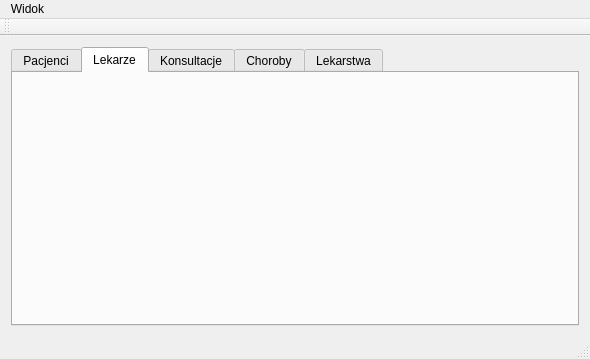
Ballslayer/NetezzaPoradnia, file mainwindow.ui: the form before one commit.
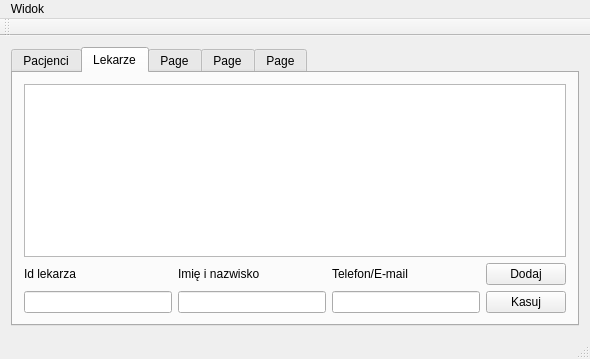
The form after the commit. The open tabs and pages were chosen to show the change.

```diff
--- a/mainwindow.ui
+++ b/mainwindow.ui
@@ -127,20 +127,108 @@
        <attribute name="title">
         <string>Lekarze</string>
        </attribute>
+       <layout class="QVBoxLayout" name="verticalLayout_3">
+        <item>
+         <widget class="QTableView" name="tableView_2">
+          <property name="editTriggers">
+           <set>QAbstractItemView::NoEditTriggers</set>
+          </property>
+          <property name="dragDropOverwriteMode">
+           <bool>false</bool>
+          </property>
+          <property name="alternatingRowColors">
+           <bool>true</bool>
+          </property>
+          <property name="selectionBehavior">
+           <enum>QAbstractItemView::SelectRows</enum>
+          </property>
+          <property name="gridStyle">
+           <enum>Qt::DotLine</enum>
+          </property>
+          <property name="sortingEnabled">
+           <bool>true</bool>
+          </property>
+          <attribute name="horizontalHeaderCascadingSectionResizes">
+           <bool>true</bool>
+          </attribute>
+          <attribute name="horizontalHeaderDefaultSectionSize">
+           <number>130</number>
+          </attribute>
+          <attribute name="horizontalHeaderMinimumSectionSize">
+           <number>40</number>
+          </attribute>
+          <attribute name="horizontalHeaderStretchLastSection">
+           <bool>true</bool>
+          </attribute>
+         </widget>
+        </item>
+        <item>
+         <layout class="QGridLayout" name="gridLayout_3">
+          <item row="0" column="0" rowspan="2">
+           <layout class="QGridLayout" name="gridLayout_4">
+            <item row="0" column="0">
+             <widget class="QLabel" name="label_lekarz_nr">
+              <property name="text">
+               <string>Id lekarza</string>
+              </property>
+             </widget>
+            </item>
+            <item row="0" column="2">
+             <widget class="QLabel" name="label_7">
+              <property name="text">
+               <string>Telefon/E-mail</string>
+              </property>
+             </widget>
+            </item>
+            <item row="1" column="0">
+             <widget class="QLineEdit" name="lineEdit_lekarz_nr"/>
+            </item>
+            <item row="0" column="1">
+             <widget class="QLabel" name="label_6">
+              <property name="text">
+               <string>Imię i nazwisko</string>
+              </property>
+             </widget>
+            </item>
+            <item row="1" column="1">
+             <widget class="QLineEdit" name="lineEdit_lekarz_imieNazw"/>
+            </item>
+            <item row="1" column="2">
+             <widget class="QLineEdit" name="lineEdit_telefon"/>
+            </item>
+           </layout>
+          </item>
+          <item row="0" column="1">
+           <widget class="QPushButton" name="pushButton_dodajLekarza">
+            <property name="text">
+             <string>Dodaj</string>
+            </property>
+           </widget>
+          </item>
+          <item row="1" column="1">
+           <widget class="QPushButton" name="pushButton_kasujLekarza">
+            <property name="text">
+             <string>Kasuj</string>
+            </property>
+           </widget>
+          </item>
+         </layout>
+        </item>
+       </layout>
       </widget>
       <widget class="QWidget" name="Konsultacje">
        <attribute name="title">
-        <string>Konsultacje</string>
+        <string>Page</string>
+       </attribute>
+      </widget>
+      <widget class="QWidget" name="Dawkowanie">
+       <attribute name="title">
+        <string>Page</string>
        </attribute>
       </widget>
       <widget class="QWidget" name="Choroby">
        <attribute name="title">
-        <string>Choroby</string>
-       </attribute>
-      </widget>
-      <widget class="QWidget" name="Lekarstwa">
-       <attribute name="title">
-        <string>Lekarstwa</string>
+        <string>Page</string>
        </attribute>
       </widget>
      </widget>
```
Left out of the diff: 4 changed lines with no effect on the pictures.
